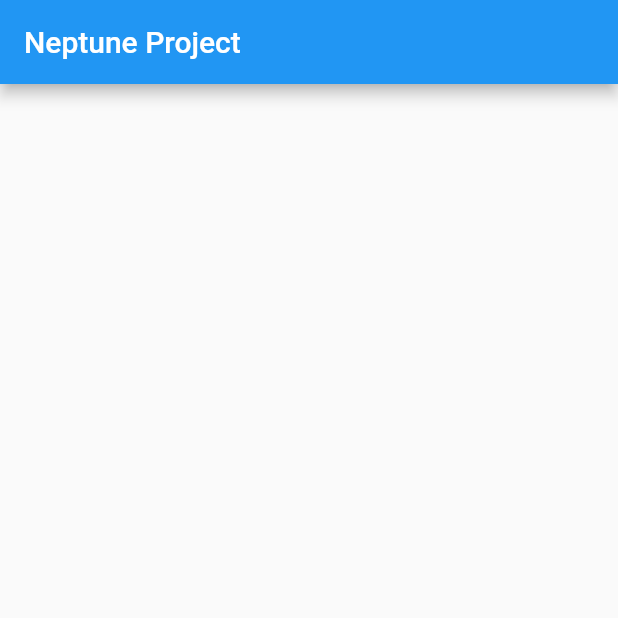
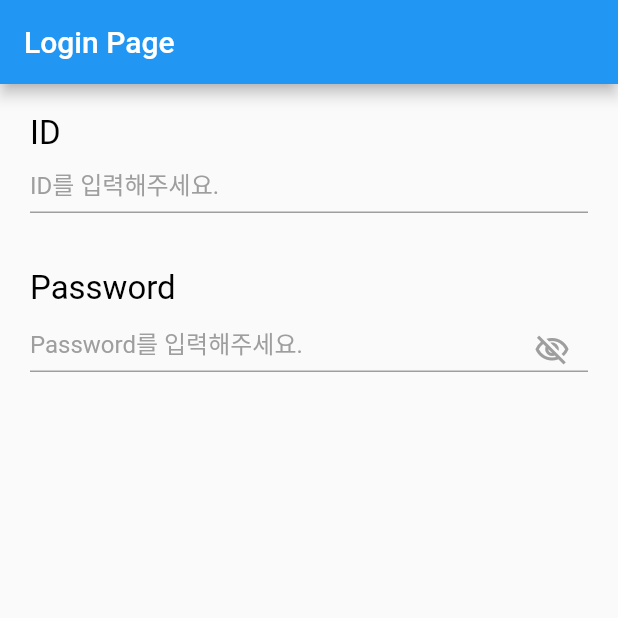
Before and after one commit to hurgoon/neptuneProject, a Flutter app: the screen it shows after launch, on a phone screen of 412 x 824 dp, the top half of it. Run offline on Flutter 3.47's test engine with Material 2 defaults, Android fonts, the phone set to English and light mode, and no system bars; our stand-ins replace firebase_core, get; accounts and stored records are empty.

Commit message:
1) 로그인페이지 작성중

```diff
--- a/lib/main.dart
+++ b/lib/main.dart
@@ -1,6 +1,8 @@
 import 'package:firebase_core/firebase_core.dart';
 import 'package:flutter/material.dart';
 import 'firebase_options.dart';
+import 'package:get/get.dart';
+import 'package:neptune_project/pages/login_page.dart';
 
 Future<void> main() async {
   WidgetsFlutterBinding.ensureInitialized();
@@ -16,24 +18,10 @@ class MyApp extends StatelessWidget {
 
   @override
   Widget build(BuildContext context) {
-    return MaterialApp(
+    return GetMaterialApp(
       title: 'Flutter Demo',
       theme: ThemeData(primarySwatch: Colors.blue),
-      home: const MyHomePage(),
+      home: LoginPage(),
     );
   }
 }
-
-class MyHomePage extends StatelessWidget {
-  const MyHomePage({Key? key}) : super(key: key);
-
-  @override
-  Widget build(BuildContext context) {
-    return Scaffold(
-      appBar: AppBar(
-        title: Text('Neptune Project'),
-      ),
-      body: Center(),
-    );
-  }
-}
--- /dev/null
+++ b/lib/models/schedule_model.dart
@@ -0,0 +1 @@
+class ScheduleModel {}
--- /dev/null
+++ b/lib/models/user_model.dart
@@ -0,0 +1,4 @@
+class UserModel {
+  UserModel({this.userID});
+  String? userID;
+}
--- /dev/null
+++ b/lib/pages/login_page.dart
@@ -0,0 +1,144 @@
+import 'package:flutter/material.dart';
+import 'package:get/get.dart';
+
+class LoginPage extends StatelessWidget {
+  LoginPage({Key? key}) : super(key: key);
+
+  final TextEditingController idCon = TextEditingController();
+  final TextEditingController passCon = TextEditingController();
+  final RxBool passVisible = RxBool(false);
+
+  @override
+  Widget build(BuildContext context) {
+    return GestureDetector(
+      onTap: () => FocusScope.of(context).unfocus(),
+      child: Scaffold(
+        appBar: AppBar(
+          title: const Text('Login Page'),
+        ),
+        body: SingleChildScrollView(
+          child: Container(
+            padding: const EdgeInsets.all(20),
+            child: Column(
+              crossAxisAlignment: CrossAxisAlignment.start,
+              children: [
+                /// 이메일 섹션
+                const Text('ID', style: TextStyle(fontSize: 22, color: Colors.black)),
+                Form(
+                  autovalidateMode: AutovalidateMode.always,
+                  child: TextFormField(
+                    controller: idCon,
+                    keyboardType: TextInputType.emailAddress,
+                    decoration: InputDecoration(
+                      hintText: 'ID를 입력해주세요.',
+                      hintStyle: const TextStyle(fontSize: 16, color: Colors.grey),
+                      isDense: true,
+                      focusedBorder: const UnderlineInputBorder(borderSide: BorderSide(color: Colors.black)),
+                      enabledBorder: const UnderlineInputBorder(borderSide: BorderSide(color: Colors.grey)),
+                      focusedErrorBorder: const UnderlineInputBorder(borderSide: BorderSide(color: Colors.red)),
+                      errorStyle: const TextStyle(fontSize: 10, color: Colors.red),
+                      suffixIcon: (idCon.text.isNotEmpty)
+                          ? InkWell(
+                              onTap: () => idCon.clear(),
+                              child: const Icon(Icons.close),
+                            )
+                          : null,
+                      suffixIconConstraints: const BoxConstraints(maxHeight: 24),
+                    ),
+                  ),
+                ),
+                const SizedBox(height: 37),
+
+                /// 비밀번호 섹션
+                const Text('Password', style: TextStyle(fontSize: 22, color: Colors.black)),
+                const SizedBox(height: 3),
+                Obx(() => Form(
+                      autovalidateMode: AutovalidateMode.always,
+                      child: TextFormField(
+                        controller: passCon,
+                        obscureText: !passVisible.value,
+                        decoration: InputDecoration(
+                          hintText: 'Password를 입력해주세요.',
+                          hintStyle: const TextStyle(fontSize: 16, color: Colors.grey),
+                          isDense: true,
+                          focusedBorder: const UnderlineInputBorder(borderSide: BorderSide(color: Colors.black)),
+                          enabledBorder: const UnderlineInputBorder(borderSide: BorderSide(color: Colors.grey)),
+                          focusedErrorBorder: const UnderlineInputBorder(borderSide: BorderSide(color: Colors.red)),
+                          errorStyle: const TextStyle(fontSize: 10, color: Colors.red),
+                          suffixIconConstraints: const BoxConstraints(maxHeight: 14),
+                          suffixIcon: IconButton(
+                            onPressed: () {
+                              passVisible.value = !passVisible.value;
+                            },
+                            padding: EdgeInsets.zero,
+                            icon: Icon(
+                              passVisible.value ? Icons.remove_red_eye_outlined : Icons.visibility_off_outlined,
+                              size: 24,
+                              color: passVisible.value ? Colors.black : Colors.grey,
+                            ),
+                          ),
+                        ),
+                      ),
+                    )),
+                const SizedBox(height: 40),
+
+                /// 로그인 버튼
+                // Obx(
+                //       () => InkWell(
+                //     onTap: () async {
+                //       if (emailTxt.value.isEmail && validatePw()) {
+                //         /// 로그인 api 콜
+                //         final Map<String, dynamic> response = await apiSer.postApi(
+                //           '/login',
+                //           params: {
+                //             "email": emailTxt.value,
+                //             "password": pwTxt.value,
+                //           },
+                //         ) as Map<String, dynamic>;
+                //
+                //         if (response['status'] == 200) {
+                //           /// 유저정보 저장 & 가입완료 페이지 이동
+                //           final UserModel user = UserModel.fromJson(response['data'] as Map<String, dynamic>);
+                //           userCon.user.value = user;
+                //           userCon.saveUserToBox();
+                //           rsCon.getRsData();
+                //           homeCon.tutorCheckGoingHome(); // 튜토리얼 확인하고 home page 연결
+                //         } else if (response['status'] == 403) {
+                //           /// 이메일 패스워드 에러시 얼럿
+                //           final String errMessage = response['message'];
+                //           Widgets.kCupertinoDialog(
+                //             titleTxt: '로그인 실패',
+                //             contentTxt: errMessage,
+                //             btn1Txt: '확인',
+                //             btn1Func: () {
+                //               passCon.clear();
+                //               Get.back();
+                //             },
+                //           );
+                //         }
+                //       }
+                //     },
+                //     child: Container(
+                //       width: Get.width,
+                //       height: 45,
+                //       alignment: Alignment.center,
+                //       decoration: BoxDecoration(
+                //         color: (emailTxt.value.isEmail && validatePw()) ? kActivateBtn : kDeactivateBtn,
+                //         borderRadius: BorderRadius.circular(10),
+                //       ),
+                //       child: const Text(
+                //         '로그인',
+                //         style: TextStyle(color: Colors.white, fontSize: 14),
+                //       ),
+                //     ),
+                //   ),
+                // ),
+                // const SizedBox(height: 5),
+              ],
+            ),
+          ),
+        ),
+      ),
+    );
+  }
+}
--- a/pubspec.yaml
+++ b/pubspec.yaml
@@ -14,6 +14,7 @@ dependencies:
   cupertino_icons: ^1.0.2
   get: ^4.6.5
   firebase_core: ^1.17.1
+  table_calendar: ^3.0.6
 
 dev_dependencies:
   flutter_test:
```
Also changed, not shown: pubspec.lock.
